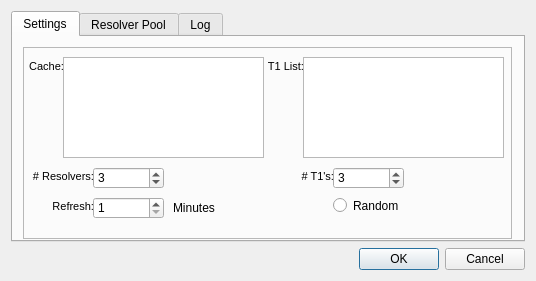
Above: client/settings.ui from 8bitgeek/OpenNIC-Wizard before the change. Below: the same form after it.
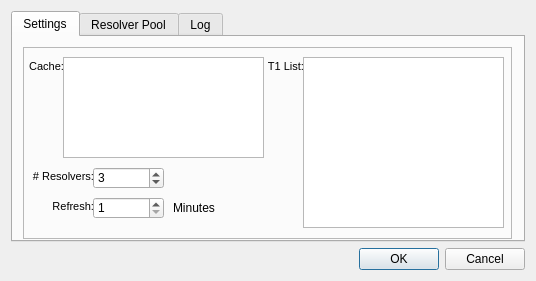
That is the form after the change. Icons and pictures are not drawn.

Patch:
```diff
--- a/client/settings.ui
+++ b/client/settings.ui
@@ -150,7 +150,7 @@
           <x>280</x>
           <y>10</y>
           <width>201</width>
-          <height>101</height>
+          <height>171</height>
          </rect>
         </property>
         <property name="plainText">
@@ -187,55 +187,6 @@
 &lt;p align=&quot;right&quot; style=&quot; margin-top:0px; margin-bottom:0px; margin-left:0px; margin-right:0px; -qt-block-indent:0; text-indent:0px;&quot;&gt;&lt;span style=&quot; font-size:8pt;&quot;&gt;Cache:&lt;/span&gt;&lt;/p&gt;&lt;/body&gt;&lt;/html&gt;</string>
         </property>
        </widget>
-       <widget class="QSpinBox" name="t1Count">
-        <property name="geometry">
-         <rect>
-          <x>310</x>
-          <y>120</y>
-          <width>71</width>
-          <height>22</height>
-         </rect>
-        </property>
-        <property name="minimum">
-         <number>1</number>
-        </property>
-        <property name="maximum">
-         <number>10</number>
-        </property>
-        <property name="value">
-         <number>3</number>
-        </property>
-       </widget>
-       <widget class="QLabel" name="label_6">
-        <property name="geometry">
-         <rect>
-          <x>230</x>
-          <y>120</y>
-          <width>81</width>
-          <height>20</height>
-         </rect>
-        </property>
-        <property name="text">
-         <string>&lt;!DOCTYPE HTML PUBLIC &quot;-//W3C//DTD HTML 4.0//EN&quot; &quot;http://www.w3.org/TR/REC-html40/strict.dtd&quot;&gt;
-&lt;html&gt;&lt;head&gt;&lt;meta name=&quot;qrichtext&quot; content=&quot;1&quot; /&gt;&lt;style type=&quot;text/css&quot;&gt;
-p, li { white-space: pre-wrap; }
-&lt;/style&gt;&lt;/head&gt;&lt;body style=&quot; font-family:'MS Shell Dlg 2'; font-size:8.25pt; font-weight:400; font-style:normal;&quot;&gt;
-&lt;p align=&quot;right&quot; style=&quot; margin-top:0px; margin-bottom:0px; margin-left:0px; margin-right:0px; -qt-block-indent:0; text-indent:0px;&quot;&gt;&lt;span style=&quot; font-size:8pt;&quot;&gt;# T1's:&lt;/span&gt;&lt;/p&gt;&lt;/body&gt;&lt;/html&gt;</string>
-        </property>
-       </widget>
-       <widget class="QRadioButton" name="t1Random">
-        <property name="geometry">
-         <rect>
-          <x>310</x>
-          <y>150</y>
-          <width>82</width>
-          <height>17</height>
-         </rect>
-        </property>
-        <property name="text">
-         <string>Random</string>
-        </property>
-       </widget>
       </widget>
      </widget>
      <widget class="QWidget" name="resolverPool">
```
Left out of the diff: 32 changed lines with no effect on the pictures.
